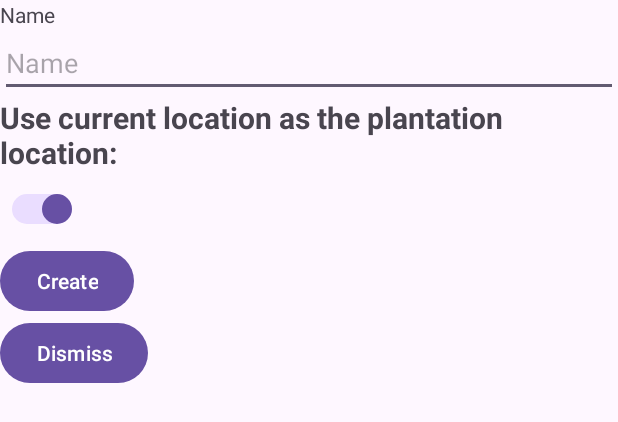
After one commit to Josip-Rizner/AppleDiseaseClassificator, an Android app: the layout dialog_start_recommendations.xml on its own in the app's theme, with its tools: preview values and no code run, on a phone screen of 412 x 824 dp. The commit adds this screen. Shown: the top 422 px of the screen. Run offline under Robolectric (Android 15) with nearby library versions, the phone set to English and light mode, and no system bars.

Commit message:
Dialog for creating Recommendation system + navigation. Saving data to database (without picture).

```diff
--- a/app/build.gradle
+++ b/app/build.gradle
@@ -41,6 +41,7 @@ dependencies {
     implementation 'com.google.firebase:firebase-database:20.2.2'
     implementation 'org.tensorflow:tensorflow-lite-support:0.1.0'
     implementation 'org.tensorflow:tensorflow-lite-metadata:0.1.0'
+    implementation 'com.google.firebase:firebase-storage:20.2.1'
     testImplementation 'junit:junit:4.13.2'
     androidTestImplementation 'androidx.test.ext:junit:1.1.5'
     androidTestImplementation 'androidx.test.espresso:espresso-core:3.5.1'
--- a/app/src/main/res/layout/loading_dialog.xml
+++ b/app/src/main/res/layout/dialog_loading.xml
@@ -17,7 +17,7 @@
         app:layout_constraintTop_toTopOf="parent" />
 
     <TextView
-        android:id="@+id/textView2"
+        android:id="@+id/tvDialogMessage"
         android:layout_width="wrap_content"
         android:layout_height="wrap_content"
         android:layout_marginTop="16dp"
--- /dev/null
+++ b/app/src/main/res/layout/dialog_start_recommendations.xml
@@ -0,0 +1,66 @@
+<?xml version="1.0" encoding="utf-8"?>
+<LinearLayout xmlns:android="http://schemas.android.com/apk/res/android"
+    android:layout_width="match_parent"
+    android:layout_height="match_parent"
+    xmlns:app="http://schemas.android.com/apk/res-auto"
+    android:orientation="vertical">
+
+    <TextView
+        android:layout_width="match_parent"
+        android:layout_height="wrap_content"
+        android:text="Name"/>
+
+    <EditText
+        android:id="@+id/etRecommendationName"
+        android:layout_width="match_parent"
+        android:layout_height="wrap_content"
+        android:hint="Name"/>
+
+    <TextView
+        android:layout_width="wrap_content"
+        android:layout_height="wrap_content"
+        android:text="Use current location as the plantation location:"
+        android:textSize="20sp"
+        android:textStyle="bold" />
+
+    <androidx.appcompat.widget.SwitchCompat
+        android:id="@+id/swUseLocation"
+        android:layout_width="wrap_content"
+        android:layout_height="wrap_content"
+        android:checked="true"
+        android:thumb="@drawable/switch_thumb"
+        app:track="@drawable/switch_track" />
+
+    <LinearLayout
+        android:id="@+id/llOtherLocation"
+        android:layout_width="match_parent"
+        android:layout_height="wrap_content"
+        android:visibility="gone"
+        android:orientation="vertical">
+
+        <TextView
+            android:layout_width="match_parent"
+            android:layout_height="wrap_content"
+            android:text="Plantation location:"/>
+
+        <EditText
+            android:id="@+id/etLocation"
+            android:layout_width="match_parent"
+            android:layout_height="wrap_content"
+            android:hint="City"/>
+
+    </LinearLayout>
+
+    <Button
+        android:id="@+id/btnCreateRecommendationSystem"
+        android:layout_width="wrap_content"
+        android:layout_height="wrap_content"
+        android:text="Create"/>
+
+    <Button
+        android:id="@+id/btnClose"
+        android:layout_width="wrap_content"
+        android:layout_height="wrap_content"
+        android:text="Dismiss"/>
+
+</LinearLayout>
--- a/app/src/main/res/values/strings.xml
+++ b/app/src/main/res/values/strings.xml
@@ -16,4 +16,7 @@
     <!-- TODO: Remove or change this placeholder text -->
     <string name="hello_blank_fragment">Hello blank fragment</string>
     <string name="getting_data_please_wait">Getting data, please wait...</string>
+    <string name="take_a_picture">Take a picture</string>
+    <string name="open_the_gallery">Open the gallery</string>
+    <string name="start_recommendation_system">Start recommendation system</string>
 </resources>
```
Also changed, not shown: app/src/main/AndroidManifest.xml (+18 -11 lines), app/src/main/java/com/example/applediseaseclassificator/ClassifyDiseaseFragment.java (+23 -5 lines), app/src/main/java/com/example/applediseaseclassificator/LoadingDialog.java (+11 -2 lines), app/src/main/java/com/example/applediseaseclassificator/LoginActivity.java (+6 -1 lines), app/src/main/java/com/example/applediseaseclassificator/MainActivity.java (+8 -2 lines), app/src/main/java/com/example/applediseaseclassificator/RecommendationSystem.java (added, +29 -0 lines), app/src/main/java/com/example/applediseaseclassificator/RecommendationsActivity.java (added, +38 -0 lines), app/src/main/java/com/example/applediseaseclassificator/StartRecommendationsDialog.java (added, +255 -0 lines), app/src/main/java/com/example/applediseaseclassificator/WeatherForecastFragment.java (+18 -9 lines), app/src/main/res/layout/activity_recommendations.xml (added, +27 -0 lines), app/src/main/res/layout/fragment_classify_disease.xml (+10 -2 lines).
